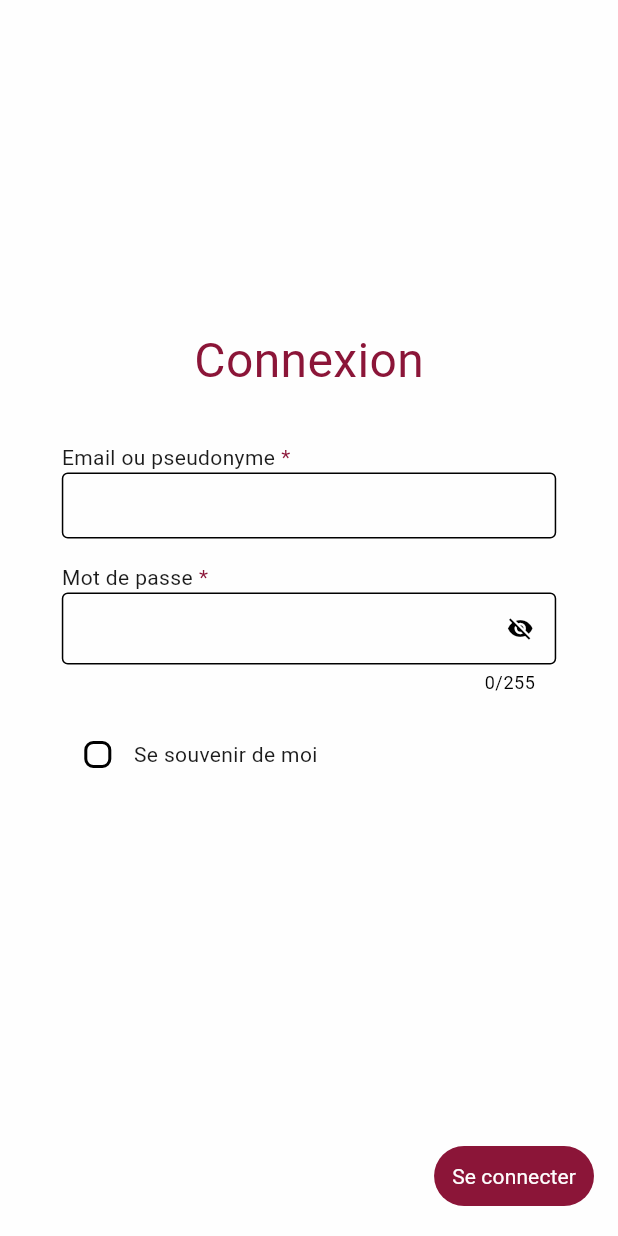
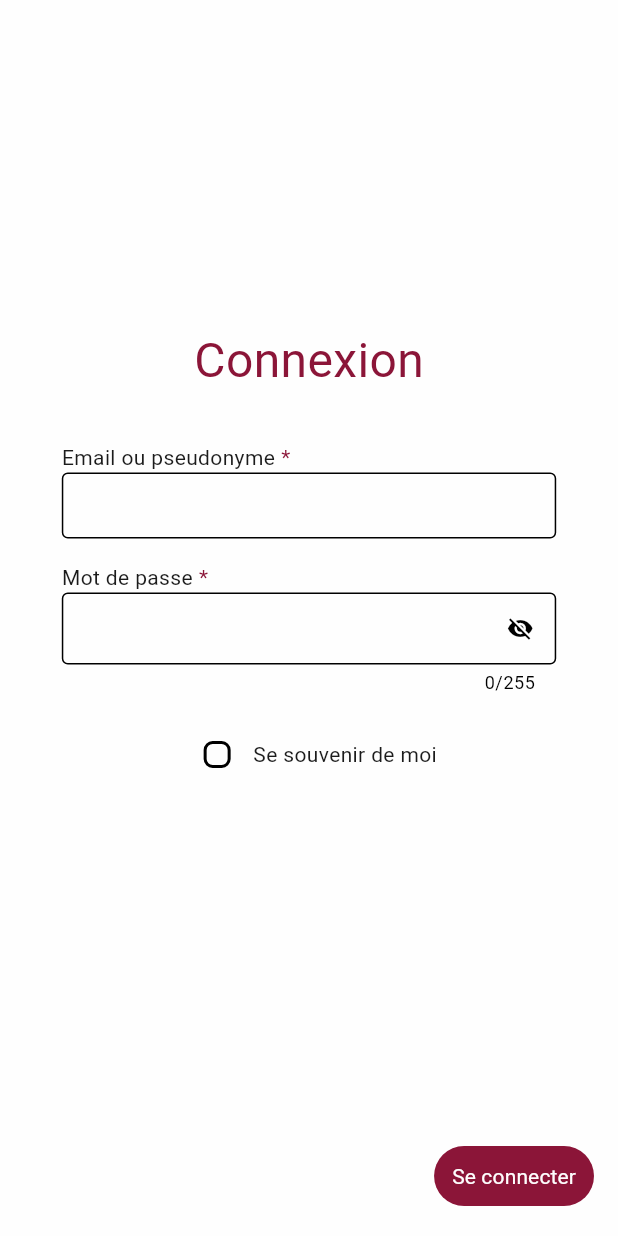
Before and after one commit to 3mty-team/descolar-front, a Flutter app: the LoginPage screen opened by its route, on a phone screen of 412 x 824 dp. Run offline on Flutter 3.47's test engine with Material 3 defaults, Android fonts, the phone set to English and light mode, and no system bars; our stand-ins replace dartz, dio, flutter_riverpod, flutter_svg, shared_preferences; missing offline and left inert: age_calculator, data_connection_checker_tv; accounts and stored records are empty.

Commit message:
DF-5 center remember me

```diff
--- a/lib/features/auth/presentation/pages/login_page.dart
+++ b/lib/features/auth/presentation/pages/login_page.dart
@@ -127,8 +127,14 @@ class _LoginPageState extends State<LoginPage> {
                 const SizedBox(
                   height: 16,
                 ),
-                const CheckboxInput(
-                    title: Text('Se souvenir de moi'),
+                const Row(
+                  mainAxisAlignment: MainAxisAlignment.center,
+                  crossAxisAlignment: CrossAxisAlignment.center,
+                  children: [
+                    CheckboxInput(
+                        title: Text('Se souvenir de moi'),
+                    ),
+                  ],
                 ),
               ],
             ),
```
